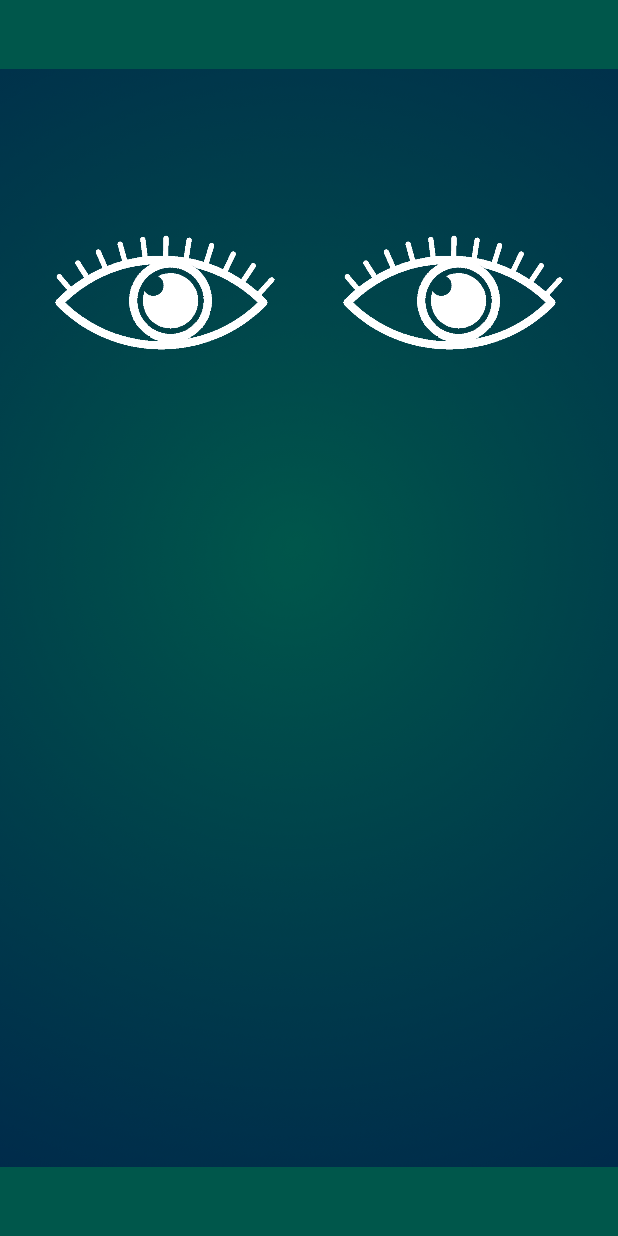
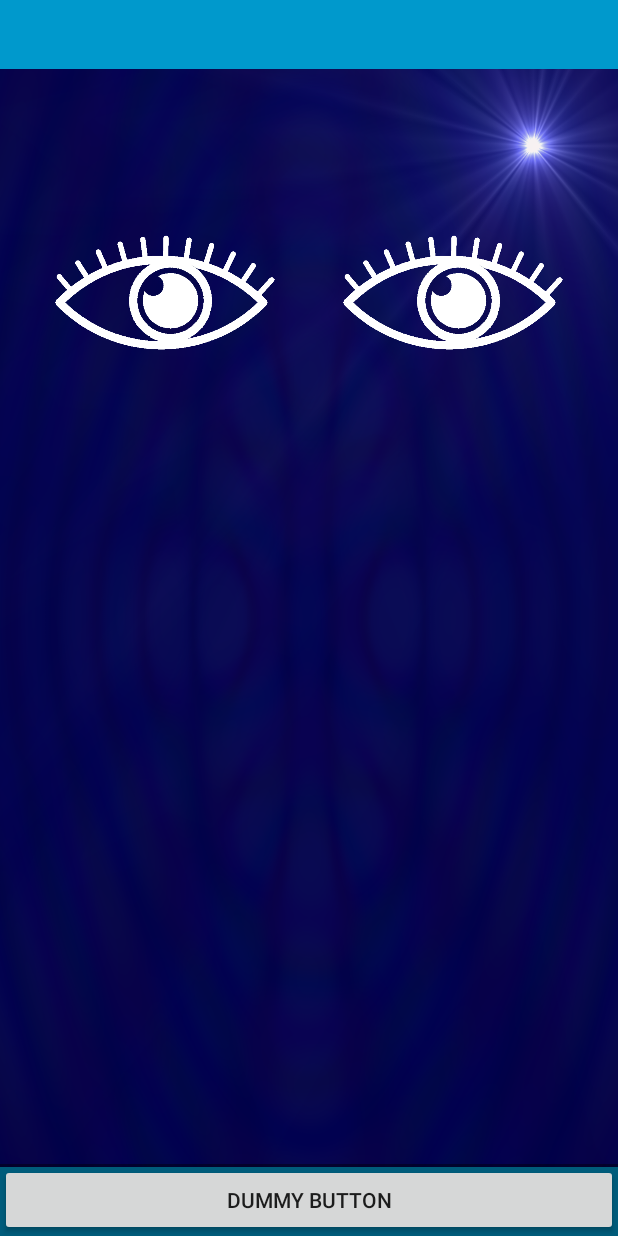
Before and after one commit to jasondb1/cpsc581_p1_sensor, an Android app: the layout activity_fullscreen.xml on its own in the app's theme, with its tools: preview values and no code run, on a phone screen of 412 x 824 dp. Run offline under Robolectric (Android 15) with nearby library versions, the phone set to English and light mode, and no system bars.

Commit message:
Re-Commit

```diff
--- a/app/build.gradle
+++ b/app/build.gradle
@@ -3,7 +3,7 @@ apply plugin: 'com.android.application'
 android {
     compileSdkVersion 28
     defaultConfig {
-        applicationId "com.example.sensoropen"
+        applicationId "com.example.opensensor"
         minSdkVersion 18
         targetSdkVersion 28
         versionCode 1
--- a/app/src/main/AndroidManifest.xml
+++ b/app/src/main/AndroidManifest.xml
@@ -1,6 +1,6 @@
 <?xml version="1.0" encoding="utf-8"?>
 <manifest xmlns:android="http://schemas.android.com/apk/res/android"
-    package="com.example.sensoropen">
+    package="com.example.opensensor">
 
     <application
         android:allowBackup="true"
--- a/app/src/main/java/com/example/sensoropen/FullscreenActivity.java
+++ b/app/src/main/java/com/example/opensensor/FullscreenActivity.java
@@ -1,4 +1,4 @@
-package com.example.sensoropen;
+package com.example.opensensor;
 
 import android.annotation.SuppressLint;
 import android.support.v7.app.ActionBar;
--- a/app/src/main/res/layout-v21/activity_fullscreen.xml
+++ /dev/null
@@ -1,83 +0,0 @@
-<?xml version="1.0" encoding="utf-8"?>
-<FrameLayout xmlns:android="http://schemas.android.com/apk/res/android"
-    xmlns:app="http://schemas.android.com/apk/res-auto"
-    xmlns:tools="http://schemas.android.com/tools"
-    android:layout_width="match_parent"
-    android:layout_height="match_parent"
-    android:background="?android:attr/colorPrimaryDark"
-    tools:context=".FullscreenActivity">
-
-    <!-- The primary full-screen view. This can be replaced with whatever view
-         is needed to present your content, e.g. VideoView, SurfaceView,
-         TextureView, etc. -->
-
-
-    <!-- This FrameLayout insets its children based on system windows using
-         android:fitsSystemWindows. -->
-
-    <ImageView
-        android:id="@+id/imageView5"
-        android:layout_width="wrap_content"
-        android:layout_height="wrap_content"
-        android:visibility="invisible"
-        app:srcCompat="@drawable/overlay" />
-
-    <ImageView
-        android:id="@+id/imageView"
-        android:layout_width="wrap_content"
-        android:layout_height="wrap_content"
-        app:srcCompat="@drawable/bg" />
-
-    <LinearLayout
-        android:layout_width="match_parent"
-        android:layout_height="match_parent"
-        android:layout_marginStart="20dp"
-        android:layout_marginTop="150dp"
-        android:orientation="horizontal">
-
-        <FrameLayout
-            android:id="@+id/EyeLeft"
-            android:layout_width="wrap_content"
-            android:layout_height="wrap_content">
-
-            <ImageView
-                android:id="@+id/EyelidLeft"
-                android:layout_width="180dp"
-                android:layout_height="90dp"
-                android:contentDescription="@string/todo"
-                tools:srcCompat="@drawable/eyelid_00_white" />
-
-            <ImageView
-                android:id="@+id/PupilLeft"
-                android:layout_width="@android:dimen/thumbnail_height"
-                android:layout_height="88dp"
-                android:contentDescription="@string/todo"
-                app:srcCompat="@drawable/pupil_00_white" />
-
-        </FrameLayout>
-
-        <FrameLayout
-            android:id="@+id/EyeRight"
-            android:layout_width="wrap_content"
-            android:layout_height="wrap_content">
-
-            <ImageView
-                android:id="@+id/EyelidRight"
-                android:layout_width="180dp"
-                android:layout_height="90dp"
-                android:contentDescription="@string/todo"
-                android:visibility="visible"
-                tools:srcCompat="@drawable/eyelid_00_white" />
-
-            <ImageView
-                android:id="@+id/PupilRight"
-                android:layout_width="@android:dimen/thumbnail_height"
-                android:layout_height="88dp"
-                android:contentDescription="@string/todo"
-                android:visibility="visible"
-                app:srcCompat="@drawable/pupil_00_white" />
-
-        </FrameLayout>
-    </LinearLayout>
-
-</FrameLayout>
--- a/app/src/main/res/layout/activity_fullscreen.xml
+++ b/app/src/main/res/layout/activity_fullscreen.xml
@@ -4,24 +4,39 @@
     xmlns:tools="http://schemas.android.com/tools"
     android:layout_width="match_parent"
     android:layout_height="match_parent"
-    android:background="?android:attr/colorPrimaryDark"
+    android:background="#0099cc"
     tools:context=".FullscreenActivity">
 
     <!-- The primary full-screen view. This can be replaced with whatever view
          is needed to present your content, e.g. VideoView, SurfaceView,
          TextureView, etc. -->
+    <TextView
+        android:id="@+id/fullscreen_content"
+        android:layout_width="match_parent"
+        android:layout_height="match_parent"
+        android:gravity="center"
+        android:keepScreenOn="true"
+        android:text="@string/dummy_content"
+        android:textColor="#33b5e5"
+        android:textSize="50sp"
+        android:textStyle="bold" />
 
+    <ImageView
+        android:id="@+id/BackgroundImage"
+        android:layout_width="match_parent"
+        android:layout_height="match_parent"
+        android:contentDescription="@string/background"
+        app:srcCompat="@drawable/bg" />
 
     <!-- This FrameLayout insets its children based on system windows using
          android:fitsSystemWindows. -->
-
-    <ImageView
-        android:id="@+id/imageView5"
-        android:layout_width="wrap_content"
-        android:layout_height="wrap_content"
-        app:srcCompat="@drawable/overlay" />
+    <FrameLayout
+        android:layout_width="match_parent"
+        android:layout_height="match_parent"
+        android:fitsSystemWindows="true">
 
         <LinearLayout
+            android:id="@+id/eyess"
             android:layout_width="match_parent"
             android:layout_height="match_parent"
             android:layout_marginStart="20dp"
@@ -37,14 +52,14 @@
                     android:id="@+id/EyelidLeft"
                     android:layout_width="180dp"
                     android:layout_height="90dp"
-                android:contentDescription="@string/todo"
-                tools:srcCompat="@drawable/eyelid_00_white" />
+                    android:contentDescription="@string/eyelidLeft"
+                    app:srcCompat="@drawable/eyelid_00_white" />
 
                 <ImageView
                     android:id="@+id/PupilLeft"
                     android:layout_width="@android:dimen/thumbnail_height"
                     android:layout_height="88dp"
-                android:contentDescription="@string/todo"
+                    android:contentDescription="@string/pupilLeft"
                     app:srcCompat="@drawable/pupil_00_white" />
 
             </FrameLayout>
@@ -58,19 +73,41 @@
                     android:id="@+id/EyelidRight"
                     android:layout_width="180dp"
                     android:layout_height="90dp"
-                android:contentDescription="@string/todo"
+                    android:contentDescription="@string/eyelidRight"
                     android:visibility="visible"
+                    app:srcCompat="@drawable/eyelid_00_white"
                     tools:srcCompat="@drawable/eyelid_00_white" />
 
                 <ImageView
                     android:id="@+id/PupilRight"
                     android:layout_width="@android:dimen/thumbnail_height"
                     android:layout_height="88dp"
-                android:contentDescription="@string/todo"
+                    android:contentDescription="@string/pupilRight"
                     android:visibility="visible"
                     app:srcCompat="@drawable/pupil_00_white" />
 
             </FrameLayout>
         </LinearLayout>
 
+        <LinearLayout
+            android:id="@+id/fullscreen_content_controls"
+            style="?metaButtonBarStyle"
+            android:layout_width="match_parent"
+            android:layout_height="wrap_content"
+            android:layout_gravity="bottom|center_horizontal"
+            android:background="@color/black_overlay"
+            android:orientation="horizontal"
+            tools:ignore="UselessParent">
+
+            <Button
+                android:id="@+id/dummy_button"
+                style="?metaButtonBarButtonStyle"
+                android:layout_width="0dp"
+                android:layout_height="wrap_content"
+                android:layout_weight="1"
+                android:text="@string/dummy_button" />
+
+        </LinearLayout>
     </FrameLayout>
+
+</FrameLayout>
--- a/app/src/main/res/values/colors.xml
+++ b/app/src/main/res/values/colors.xml
@@ -5,5 +5,4 @@
     <color name="colorAccent">#D81B60</color>
 
     <color name="black_overlay">#66000000</color>
-    <color name="White">#FFFFFF</color>
 </resources>
--- a/app/src/main/res/values/strings.xml
+++ b/app/src/main/res/values/strings.xml
@@ -1,10 +1,11 @@
 <resources>
-    <string name="app_name">sensorOpen</string>
+    <string name="app_name">openSensor</string>
 
     <string name="dummy_button">Dummy Button</string>
     <string name="dummy_content">DUMMY\nCONTENT</string>
-    <string name="todo">TODO</string>
-    <string name="todo">TODO</string>
-    <string name="todo">TODO</string>
-    <string name="todo">TODO</string>
+    <string name="eyelidLeft">EyelidLeft</string>
+    <string name="pupilLeft">pupilLeft</string>
+    <string name="eyelidRight">eyelidright</string>
+    <string name="pupilRight">pupilRight</string>
+    <string name="background">background</string>
 </resources>
```
Also changed, not shown: app/src/main/res/drawable-v24/overlay.png (deleted), app/src/main/res/drawable/bg.png (renamed from app/src/main/res/drawable-v24/bg.png), app/src/main/res/drawable/eyelid_00.png (renamed from app/src/main/res/drawable-v24/eyelid_00.png), app/src/main/res/drawable/eyelid_00_white.png (renamed from app/src/main/res/drawable-v24/eyelid_00_white.png), app/src/main/res/drawable/pupil_00.png (renamed from app/src/main/res/drawable-v24/pupil_00.png), app/src/main/res/drawable/pupil_00_white.png (renamed from app/src/main/res/drawable-v24/pupil_00_white.png), gradle/wrapper/gradle-wrapper.properties, 4 other files. Lines whose indentation alone changed are shown as unchanged.
